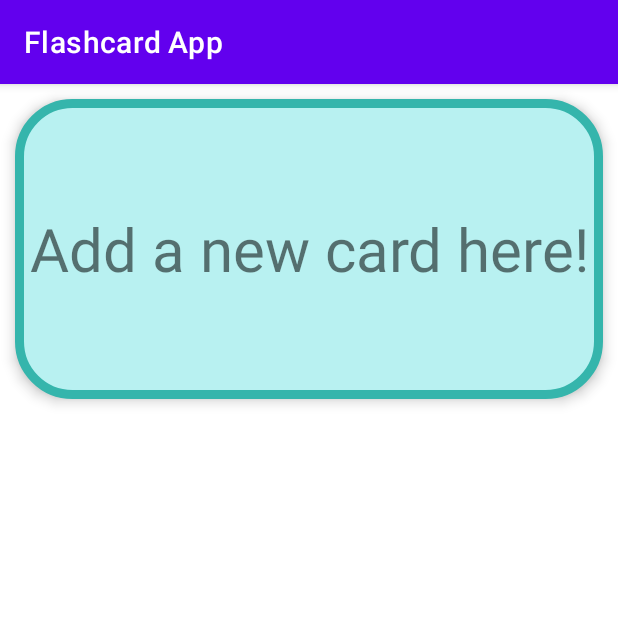
After one commit to nadintamer/Android-Flashcard-App, an Android app: the AddCardActivity screen opened directly, with no data from a screen before it, on a phone screen of 412 x 824 dp, the top half of it. The commit adds this screen. Run offline under Robolectric (Android 15) with nearby library versions, the light colour scheme and no system bars.

Commit message:
added plus button that takes user to add card screen

```diff
--- a/app/src/main/AndroidManifest.xml
+++ b/app/src/main/AndroidManifest.xml
@@ -16,6 +16,8 @@
                 <category android:name="android.intent.category.LAUNCHER" />
             </intent-filter>
         </activity>
+        <activity android:name=".AddCardActivity">
+        </activity>
     </application>
 
 </manifest>
--- /dev/null
+++ b/app/src/main/java/com/example/flashcardapp/AddCardActivity.java
@@ -0,0 +1,17 @@
+package com.example.flashcardapp;
+
+import androidx.appcompat.app.AppCompatActivity;
+
+import android.content.Intent;
+import android.os.Bundle;
+import android.view.View;
+import android.widget.ImageView;
+import android.widget.TextView;
+
+public class AddCardActivity  extends AppCompatActivity {
+    @Override
+    protected void onCreate(Bundle savedInstanceState) {
+        super.onCreate(savedInstanceState);
+        setContentView(R.layout.add_card_activity);
+    }
+}
--- /dev/null
+++ b/app/src/main/res/layout/add_card_activity.xml
@@ -0,0 +1,21 @@
+<?xml version="1.0" encoding="utf-8"?>
+<RelativeLayout xmlns:android="http://schemas.android.com/apk/res/android"
+    xmlns:app="http://schemas.android.com/apk/res-auto"
+    xmlns:tools="http://schemas.android.com/tools"
+    android:layout_width="match_parent"
+    android:layout_height="match_parent"
+    android:id="@+id/parent"
+    tools:context=".AddCardActivity">
+
+    <TextView
+        android:id="@+id/add_new_flashcard"
+        android:layout_width="match_parent"
+        android:layout_height="200dp"
+        android:layout_margin="10dp"
+        android:gravity="center"
+        android:background="@drawable/card_background"
+        android:elevation="5dp"
+        android:text="Add a new card here!"
+        android:textSize="40sp" />
+
+</RelativeLayout>
```
Also changed, not shown: app/src/main/java/com/example/flashcardapp/MainActivity.java (+11 -0 lines), app/src/main/res/drawable/plus_icon.xml (added, +9 -0 lines), app/src/main/res/layout/activity_main.xml (+9 -0 lines), app/src/main/res/assets/plus.svg (added).
